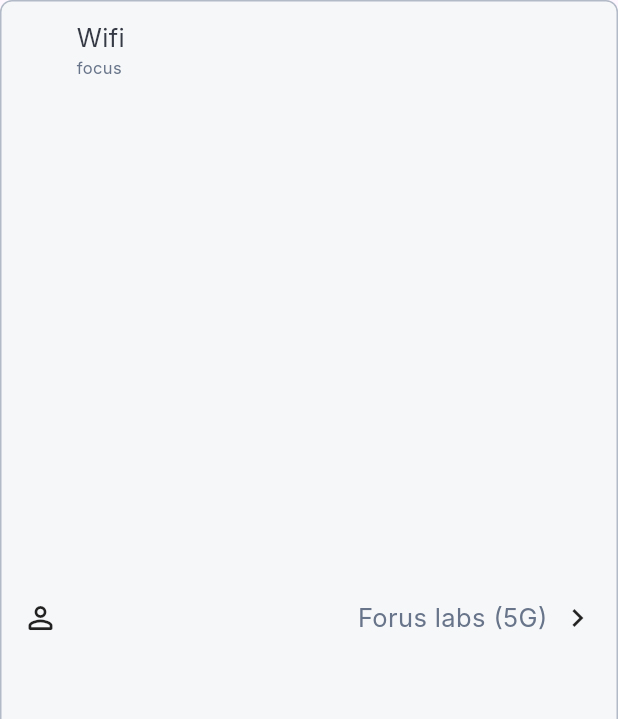
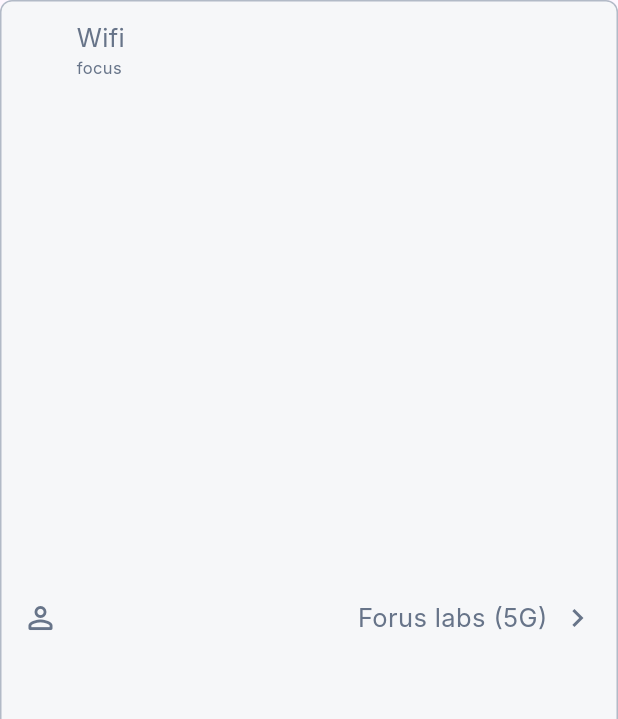
Before and after one commit to TLabTech/bamboo-ui-kit-flutter, a Flutter app: the TTile widget shown alone on an empty page, opened directly, on a phone screen of 412 x 824 dp. Shown: the top 719 px of the screen. Run offline on Flutter 3.47's test engine with Material 3 defaults, Android fonts, the phone set to English and light mode, and no system bars; our stand-ins replace flutter_svg, persistent_bottom_nav_bar_v2, syncfusion_flutter_charts, table_calendar; Roboto replaces fonts that are missing (Inter); statements that could not run were skipped.

Commit message:
add tile onPress and improve style

```diff
--- a/lib/src/form/tile/tile.dart
+++ b/lib/src/form/tile/tile.dart
@@ -2,7 +2,6 @@ import 'package:flutter/material.dart';
 import 'package:flutter_bamboo_ui_kit/src/fondation/hex_color.dart';
 import 'package:flutter_bamboo_ui_kit/src/fondation/tfont.dart';
 import 'package:flutter_bamboo_ui_kit/widgets/radio.dart';
-
 
 class TTile<T> extends StatelessWidget {
   final String title;
@@ -21,6 +20,7 @@ class TTile<T> extends StatelessWidget {
   final T? groupValue;
   final ValueChanged<T>? onChanged;
   final bool showRadio;
+  final VoidCallback? onPress;
 
   const TTile({
     super.key,
@@ -40,12 +40,19 @@ class TTile<T> extends StatelessWidget {
     this.groupValue,
     this.onChanged,
     this.showRadio = false,
+    this.onPress,
   });
 
   @override
   Widget build(BuildContext context) {
-    return Container(
-      padding: padding ?? const EdgeInsets.symmetric(horizontal: 14, vertical: 12),
+    return GestureDetector(
+      onTap: enable == true ? onPress : null,
+      child: Container(
+        padding: padding ??
+            const EdgeInsets.symmetric(
+              horizontal: 14,
+              vertical: 12,
+            ),
         decoration: BoxDecoration(
           color: enable == true
               ? backgroundColor ?? Colors.transparent
@@ -57,7 +64,11 @@ class TTile<T> extends StatelessWidget {
           crossAxisAlignment: CrossAxisAlignment.center,
           children: [
             if (prefixIcon != null) ...[
-            prefixIcon!,
+              IconTheme(
+                data: IconThemeData(
+                    color: enable == true ? null : HexColor(neutral500)),
+                child: prefixIcon!,
+              ),
               const SizedBox(width: 12),
             ],
             Expanded(
@@ -66,14 +77,22 @@ class TTile<T> extends StatelessWidget {
                 children: [
                   Text(
                     title,
-                  style: titleStyle ?? TFontRegular.body.copyWith(color: HexColor(neutral900)),
+                    style: titleStyle ??
+                        TFontRegular.body.copyWith(
+                          color: enable == true
+                              ? HexColor(neutral900)
+                              : HexColor(neutral500),
+                        ),
                     overflow: TextOverflow.clip,
                     maxLines: 2,
                   ),
                   if (subtitle != null)
                     Text(
                       subtitle!,
-                    style: subtitleStyle ?? TFontRegular.caption2.copyWith(color: HexColor(neutral500)),
+                      style: subtitleStyle ??
+                          TFontRegular.caption2.copyWith(
+                            color: HexColor(neutral500),
+                          ),
                       overflow: TextOverflow.visible,
                     ),
                 ],
@@ -88,14 +107,19 @@ class TTile<T> extends StatelessWidget {
                     Flexible(
                       child: Text(
                         detail!,
-                      style: TFontRegular.body.copyWith(color: HexColor(neutral500)),
+                        style: TFontRegular.body
+                            .copyWith(color: HexColor(neutral500)),
                         maxLines: 1,
                         overflow: TextOverflow.ellipsis,
                       ),
                     ),
                   if (suffixIcon != null) ...[
                     const SizedBox(width: 8),
-                  suffixIcon!,
+                    IconTheme(
+                      data: IconThemeData(
+                          color: enable == true ? null : HexColor(neutral500)),
+                      child: suffixIcon!,
+                    ),
                   ],
                 ],
               ),
@@ -110,6 +134,7 @@ class TTile<T> extends StatelessWidget {
               ),
             ],
           ],
+        ),
       ),
     );
   }
--- a/lib/src/form/tile/tile_group.dart
+++ b/lib/src/form/tile/tile_group.dart
@@ -74,12 +74,15 @@ class _TGroupTileState<T> extends State<TGroupTile<T>> {
           child: Column(
             children: [
               for (int i = 0; i < widget.tiles.length; i++) ...[
-                widget.tiles[i].copyWith(
-                  borderColor: Colors.transparent,
-                  showRadio: widget.enableRadio,
-                  value: widget.tiles[i].value,
-                  groupValue: selectedValue,
-                  onChanged: widget.enableRadio ? _handleSelection : null,
+                GestureDetector(
+                  onTap: widget.tiles[i].onPress,
+                  child: widget.tiles[i].copyWith(
+                    borderColor: Colors.transparent,
+                    showRadio: widget.enableRadio,
+                    value: widget.tiles[i].value,
+                    groupValue: selectedValue,
+                    onChanged: widget.enableRadio ? _handleSelection : null,
+                  ),
                 ),
                 if (widget.enableBorder && i != widget.tiles.length - 1)
                   Divider(
```
Lines whose indentation alone changed are shown as unchanged.
